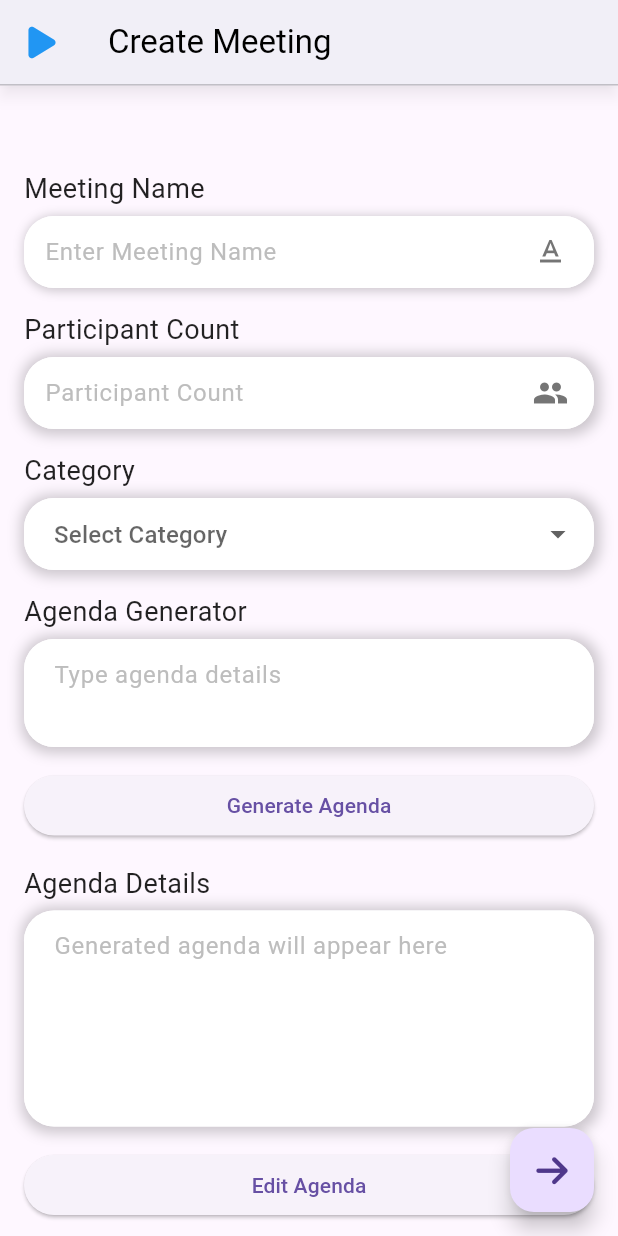
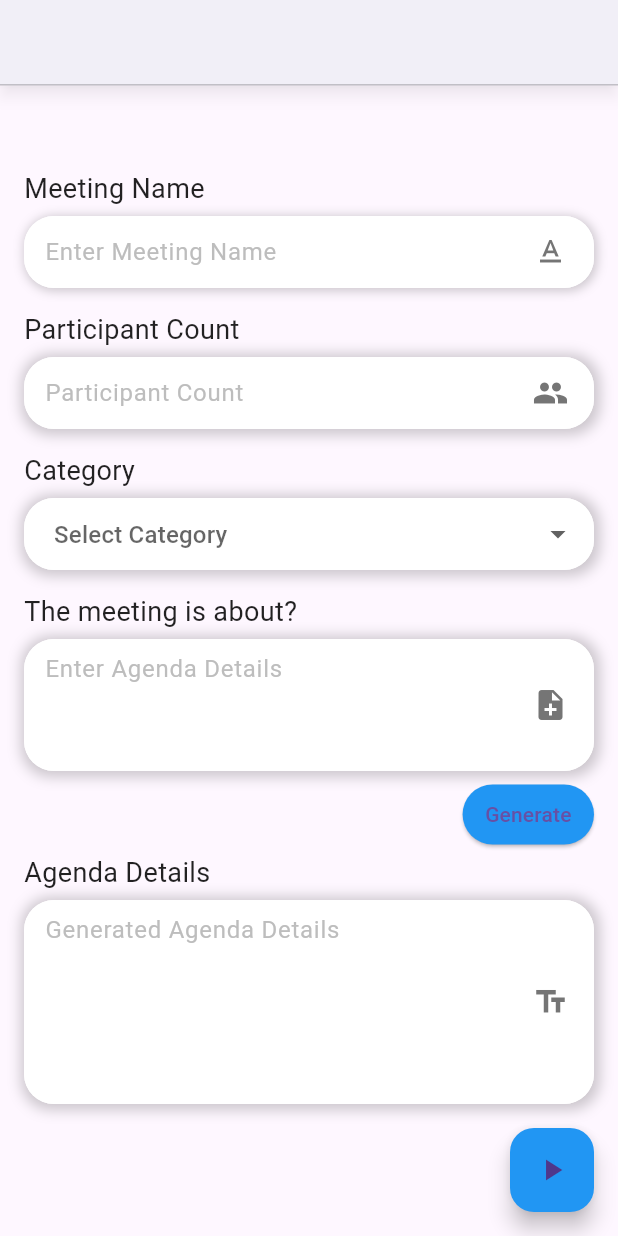
Before and after one commit to devi1262005/meet-app, a Flutter app: the Create screen opened directly, on a phone screen of 412 x 824 dp. Run offline on Flutter 3.47's test engine with Material 3 defaults, Android fonts, the phone set to English and light mode, and no system bars; our stand-ins replace font_awesome_flutter, google_fonts.

Commit message:
Update create.dart

```diff
--- a/meet/lib/page/create.dart
+++ b/meet/lib/page/create.dart
@@ -3,7 +3,7 @@ import 'package:flutter/services.dart';
 import 'package:font_awesome_flutter/font_awesome_flutter.dart';
 import 'package:google_fonts/google_fonts.dart';
 import 'package:http/http.dart' as http;
-import 'dart:convert';
+import 'dart:convert'; // For encoding the JSON request body
 
 class Create extends StatefulWidget {
   const Create({super.key});
@@ -18,7 +18,7 @@ class _CreateState extends State<Create> {
   final TextEditingController _participantCountController = TextEditingController();
   final TextEditingController _agendaGeneratorController = TextEditingController();
   final TextEditingController _agendaDetailsController = TextEditingController();
-  Map<String, dynamic>? _jsonResponse;
+  Map<String, dynamic>? _jsonResponse; // To store the parsed JSON response
 
   @override
   void initState() {
@@ -32,15 +32,21 @@ class _CreateState extends State<Create> {
   }
 
   Future<void> _generateAgenda() async {
+    String meetingName = _meetingNameController.text;
+    String participantCount = _participantCountController.text;
     String agendaDetails = _agendaGeneratorController.text;
+    String selectedCat = selectedCategory ?? '';
 
-    // Create the request body with the specified format
     Map<String, dynamic> requestBody = {
-      "agenda": "generate agenda for $agendaDetails",
+      "meeting_name": meetingName,
+      "participant_count": participantCount,
+      "agenda": "Generate agenda for $agendaDetails",
+      "agenda_details": agendaDetails,
+      "category": selectedCat,
     };
 
     final response = await http.post(
-      Uri.parse('http://10.0.2.2:5001/generate_agenda'),
+      Uri.parse('http://10.0.2.2:5001/generate_agenda'), // Replace with your API URL
       headers: {
         'Content-Type': 'application/json',
       },
@@ -55,9 +61,11 @@ class _CreateState extends State<Create> {
         // Extract the agenda text
         String agendaText = jsonResponse['agenda'] ?? '';
 
-        // Clean up the agenda text and format for display
+        // Clean up the agenda text
         List<String> agendaPoints = agendaText.split('\n').where((line) => line.isNotEmpty).toList();
-        _agendaDetailsController.text = agendaPoints.join('\n• ');
+
+        // Format the points for display
+        _agendaDetailsController.text = agendaPoints.join('\n• '); // Add a bullet point before each line
       });
     } else {
       print('Failed to generate agenda. Status code: ${response.statusCode}');
@@ -65,7 +73,10 @@ class _CreateState extends State<Create> {
     }
   }
 
+
   void _editAgenda() {
+    // Handle the editing functionality here
+    // For example, show a dialog with a TextField to update the agenda
     showDialog(
       context: context,
       builder: (context) {
@@ -132,15 +143,8 @@ class _CreateState extends State<Create> {
             height: 1.0,
           ),
         ),
-        leading: IconButton(
-          icon: Icon(FontAwesomeIcons.play, color: Colors.blue),
-          onPressed: _navigateToNextPage,
-        ),
-        title: Text(
-          'Create Meeting',
-          style: GoogleFonts.roboto(color: Colors.black),
-        ),
       ),
+      resizeToAvoidBottomInset: false,
       body: SafeArea(
         child: ListView(
           padding: EdgeInsets.all(16.0),
@@ -148,7 +152,10 @@ class _CreateState extends State<Create> {
             SizedBox(height: 40),
             Text(
               'Meeting Name',
-              style: GoogleFonts.roboto(fontSize: 18, color: Colors.black87),
+              style: GoogleFonts.roboto(
+                fontSize: 18,
+                color: Colors.black87,
+              ),
             ),
             SizedBox(height: 5),
             Container(
@@ -172,7 +179,9 @@ class _CreateState extends State<Create> {
                     child: Icon(Icons.text_format, color: Colors.grey.shade600),
                   ),
                   hintText: 'Enter Meeting Name',
-                  hintStyle: TextStyle(color: Colors.grey.shade400),
+                  hintStyle: TextStyle(
+                    color: Colors.grey.shade400,
+                  ),
                   border: OutlineInputBorder(
                     borderRadius: BorderRadius.circular(20),
                     borderSide: BorderSide.none,
@@ -187,7 +196,10 @@ class _CreateState extends State<Create> {
             SizedBox(height: 15),
             Text(
               'Participant Count',
-              style: GoogleFonts.roboto(fontSize: 18, color: Colors.black87),
+              style: GoogleFonts.roboto(
+                fontSize: 18,
+                color: Colors.black87,
+              ),
             ),
             SizedBox(height: 5),
             Container(
@@ -215,7 +227,9 @@ class _CreateState extends State<Create> {
                     child: Icon(Icons.people, color: Colors.grey.shade600),
                   ),
                   hintText: 'Participant Count',
-                  hintStyle: TextStyle(color: Colors.grey.shade400),
+                  hintStyle: TextStyle(
+                    color: Colors.grey.shade400,
+                  ),
                   border: OutlineInputBorder(
                     borderRadius: BorderRadius.circular(20),
                     borderSide: BorderSide.none,
@@ -230,7 +244,10 @@ class _CreateState extends State<Create> {
             SizedBox(height: 15),
             Text(
               'Category',
-              style: GoogleFonts.roboto(fontSize: 18, color: Colors.black87),
+              style: GoogleFonts.roboto(
+                fontSize: 18,
+                color: Colors.black87,
+              ),
             ),
             SizedBox(height: 5),
             Container(
@@ -255,7 +272,9 @@ class _CreateState extends State<Create> {
                 },
                 decoration: InputDecoration(
                   hintText: 'Select Category',
-                  hintStyle: TextStyle(color: Colors.grey.shade400),
+                  hintStyle: TextStyle(
+                    color: Colors.grey.shade400,
+                  ),
                   border: OutlineInputBorder(
                     borderRadius: BorderRadius.circular(20),
                     borderSide: BorderSide.none,
@@ -279,8 +298,11 @@ class _CreateState extends State<Create> {
             ),
             SizedBox(height: 15),
             Text(
-              'Agenda Generator',
-              style: GoogleFonts.roboto(fontSize: 18, color: Colors.black87),
+              'The meeting is about?',
+              style: GoogleFonts.roboto(
+                fontSize: 18,
+                color: Colors.black87,
+              ),
             ),
             SizedBox(height: 5),
             Container(
@@ -299,29 +321,53 @@ class _CreateState extends State<Create> {
               child: TextField(
                 controller: _agendaGeneratorController,
                 decoration: InputDecoration(
-                  hintText: 'Type agenda details',
-                  hintStyle: TextStyle(color: Colors.grey.shade400),
+                  suffixIcon: Padding(
+                    padding: const EdgeInsets.only(right: 10.0),
+                    child: Icon(Icons.note_add, color: Colors.grey.shade600),
+                  ),
+                  hintText: 'Enter Agenda Details',
+                  hintStyle: TextStyle(
+                    color: Colors.grey.shade400,
+                  ),
                   border: OutlineInputBorder(
                     borderRadius: BorderRadius.circular(20),
                     borderSide: BorderSide.none,
                   ),
                   filled: true,
                   fillColor: Colors.white,
-                  contentPadding: EdgeInsets.symmetric(horizontal: 16.0, vertical: 12.0),
+                  contentPadding: EdgeInsets.symmetric(horizontal: 10.0, vertical: 8.0),
                 ),
-                maxLines: 2,
+                maxLines: 3,
               ),
             ),
-            SizedBox(height: 15),
-            ElevatedButton(
-              onPressed: _generateAgenda,
-              child: Text('Generate Agenda'),
+            SizedBox(height: 5),  // Space between the TextField and the button
+            Align(
+              alignment: Alignment.centerRight,
+              child: ElevatedButton(
+                onPressed: _generateAgenda,
+                style: ElevatedButton.styleFrom(
+                  shape: RoundedRectangleBorder(
+                    borderRadius: BorderRadius.circular(20),
+                  ),
+                  padding: EdgeInsets.symmetric(horizontal: 15, vertical: 10),
+                  backgroundColor: Colors.blue, // Adjust button color as needed
+                ),
+                child: Text(
+                  'Generate',
+                  style: TextStyle(fontSize: 14), // Adjust text size as needed
+                ),
+              ),
             ),
-            SizedBox(height: 15),
+
+            SizedBox(height: 2),
             Text(
               'Agenda Details',
-              style: GoogleFonts.roboto(fontSize: 18, color: Colors.black87),
+              style: GoogleFonts.roboto(
+                fontSize: 18,
+                color: Colors.black87,
+              ),
             ),
+
             SizedBox(height: 5),
             Container(
               decoration: BoxDecoration(
@@ -339,47 +385,45 @@ class _CreateState extends State<Create> {
               child: TextField(
                 controller: _agendaDetailsController,
                 decoration: InputDecoration(
-                  hintText: 'Generated agenda will appear here',
-                  hintStyle: TextStyle(color: Colors.grey.shade400),
+                  suffixIcon: Padding(
+                    padding: const EdgeInsets.only(right: 10.0),
+                    child: Icon(Icons.text_fields, color: Colors.grey.shade600),
+                  ),
+                  hintText: 'Generated Agenda Details',
+                  hintStyle: TextStyle(
+                    color: Colors.grey.shade400,
+                  ),
                   border: OutlineInputBorder(
                     borderRadius: BorderRadius.circular(20),
                     borderSide: BorderSide.none,
                   ),
                   filled: true,
                   fillColor: Colors.white,
-                  contentPadding: EdgeInsets.symmetric(horizontal: 16.0, vertical: 12.0),
+                  contentPadding: EdgeInsets.symmetric(horizontal: 10.0, vertical: 8.0),
                 ),
                 maxLines: 5,
-                readOnly: true,
+                readOnly: true, // Make this field read-only
               ),
             ),
-            SizedBox(height: 15),
-            ElevatedButton(
-              onPressed: _editAgenda,
-              child: Text('Edit Agenda'),
-            ),
-            SizedBox(height: 15),
-            CheckboxListTile(
-              title: Text('Hide Agenda In Meeting'),
-              value: false, // Replace with your variable
-              onChanged: (bool? value) {
-                setState(() {
-                  // Update the variable here
-                });
-              },
+            SizedBox(height: 20),
+            Row(
+              mainAxisAlignment: MainAxisAlignment.spaceBetween,
+              children: [
+
+              ],
             ),
           ],
         ),
       ),
       floatingActionButton: FloatingActionButton(
         onPressed: _navigateToNextPage,
-        child: Icon(FontAwesomeIcons.arrowRight),
+        child: Icon(Icons.play_arrow),
+        backgroundColor: Colors.blue,
       ),
     );
   }
 }
 
-// Placeholder for the next meeting page
 class NextMeetingPage extends StatelessWidget {
   @override
   Widget build(BuildContext context) {
```
